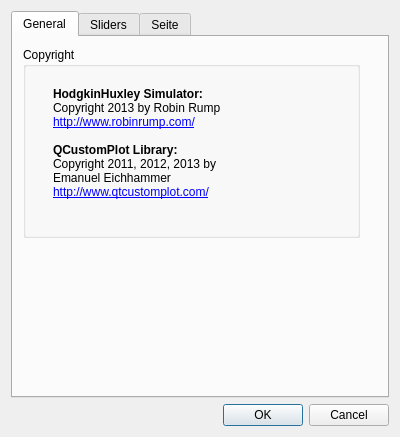
The window that settings.ui (RobinRump/HodgkinHuxley) describes before a commit, drawn with Qt 5.
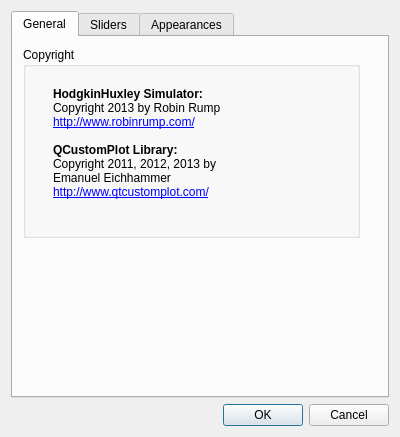
The same window after the commit. The open tabs and pages were chosen to show the change.

```diff
--- a/settings.ui
+++ b/settings.ui
@@ -425,7 +425,7 @@
      </widget>
      <widget class="QWidget" name="tabAppearances">
       <attribute name="title">
-       <string>Seite</string>
+       <string>Appearances</string>
       </attribute>
       <widget class="QGroupBox" name="groupBoxAppearances">
        <property name="geometry">
```
Left out of the diff: 2 changed lines with no effect on the pictures.
